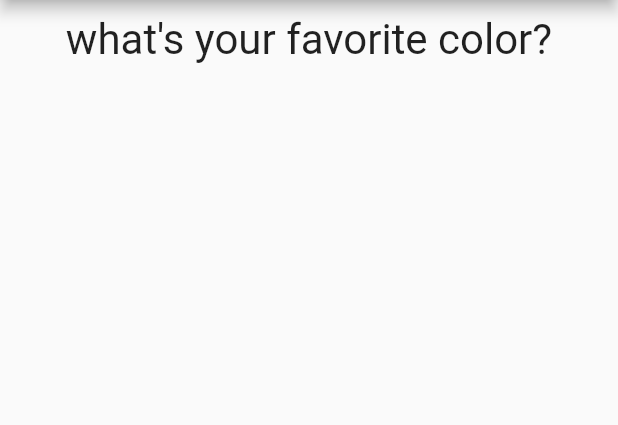
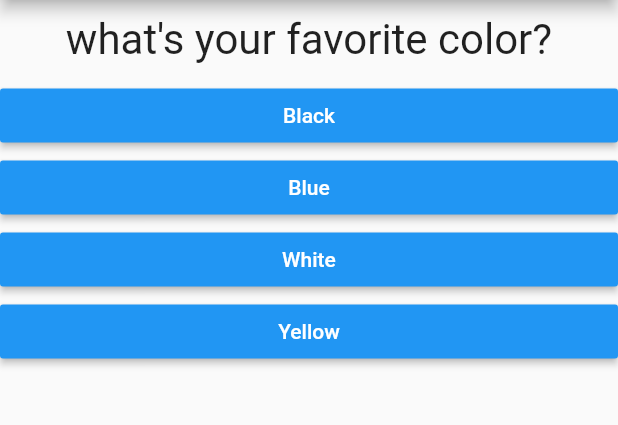
Before and after one commit to Kgil0115/InfraQuizApp, a Flutter app: the screen it shows after launch, on a phone screen of 412 x 824 dp, the part 84-509 px from its top. Run offline on Flutter 3.47's test engine with Material 2 defaults, Android fonts, the phone set to English and light mode, and no system bars.

Commit message:
- questions 갯수 초과시 예외처리 - 기능별로 widget 트리화 - 최신버전에서는 Funtion대신 VoidCallback 사용

```diff
--- a/lib/answer.dart
+++ b/lib/answer.dart
@@ -2,8 +2,9 @@ import 'package:flutter/material.dart';
 
 class Answer extends StatelessWidget {
   final VoidCallback selectHandler;
+  final String answerText;
 
-  Answer(this.selectHandler);
+  Answer(this.selectHandler, String this.answerText);
 
   @override
   Widget build(BuildContext context) {
@@ -12,7 +13,7 @@ class Answer extends StatelessWidget {
       child: RaisedButton(
         color: Colors.blue,
         textColor: Colors.white,
-        child: Text('Answer1'),
+        child: Text(answerText),
         onPressed: selectHandler,
       ),
     );
--- a/lib/main.dart
+++ b/lib/main.dart
@@ -1,6 +1,7 @@
 import 'package:flutter/material.dart';
-import './question.dart';
-import './answer.dart';
+import 'package:flutter_quiz_app/result.dart';
+import './quiz.dart';
+import './result.dart';
 
 // void main() {
 //   runApp(MyApp());
@@ -16,43 +17,47 @@ class MyApp extends StatefulWidget {
 }
 
 class MyAppState extends State<MyApp> {
+  final _questions = const [
+    {
+      'questionText': 'what\'s your favorite color?',
+      'answers': ['Black', 'Blue', 'White', 'Yellow'],
+    },
+    {
+      'questionText': 'what\'s your favorite animal?',
+      'answers': ['Zebra', 'Cat', 'Dog', 'Snake'],
+    },
+    {
+      'questionText': 'what\'s your favorite language?',
+      'answers': ['Python', 'C++', 'Java', 'Dart'],
+    }
+  ];
+
   var _questionIndex = 0;
 
   void _answerQuestion() {
     setState(() {
       _questionIndex = _questionIndex + 1;
     });
+
+    if (_questionIndex < _questions.length) {
+      print('We have more questions!');
+    } else {
+      print('No more questions!');
+    }
   }
 
   @override
   Widget build(BuildContext context) {
-    var questions = [
-      {
-        'questionText': 'what\'s your favorite color?',
-        'answer': ['Black', 'Blue', 'White', 'Yellow'],
-      },
-      {
-        'questionText': 'what\'s your favorite animal?',
-        'answer': ['Zebra', 'Cat', 'Dog', 'Snake'],
-      },
-      {
-        'questionText': 'what\'s your favorite language?',
-        'answer': ['Python', 'C++', 'Java', 'Dart'],
-      }
-    ];
-
     return MaterialApp(
         home: Scaffold(
-      appBar: AppBar(
-        title: Text('My first App'),
-      ),
-      body: Column(
-        children: [
-          Question(questions[_questionIndex]['questionText'] as String),
-          //callback 함수로써, Answer버튼 누르면 _answerQuestion을 호출
-          //questions.map((question) => null)
-        ],
-      ),
-    ));
+            appBar: AppBar(
+              title: Text('My first App'),
+            ),
+            body: _questionIndex < _questions.length
+                ? Quiz(
+                    answerQuestion: _answerQuestion,
+                    questionIndex: _questionIndex,
+                    questions: _questions)
+                : Result()));
   }
 }
--- /dev/null
+++ b/lib/quiz.dart
@@ -0,0 +1,26 @@
+import 'package:flutter/material.dart';
+import './question.dart';
+import './answer.dart';
+
+class Quiz extends StatelessWidget {
+  final List<Map<String, Object>> questions;
+  final int questionIndex;
+  final VoidCallback answerQuestion;
+
+  Quiz(
+      {required this.questions,
+      required this.answerQuestion,
+      required this.questionIndex});
+
+  @override
+  Widget build(BuildContext context) {
+    return Column(
+      children: [
+        Question(questions[questionIndex]['questionText'] as String),
+        ...(questions[questionIndex]['answers'] as List<String>).map((answer) {
+          return Answer(answerQuestion, answer);
+        }).toList()
+      ],
+    );
+  }
+}
--- /dev/null
+++ b/lib/result.dart
@@ -0,0 +1,10 @@
+import 'package:flutter/material.dart';
+
+class Result extends StatelessWidget {
+  @override
+  Widget build(BuildContext context) {
+    return Center(
+      child: Text('You did it!'),
+    );
+  }
+}
```
